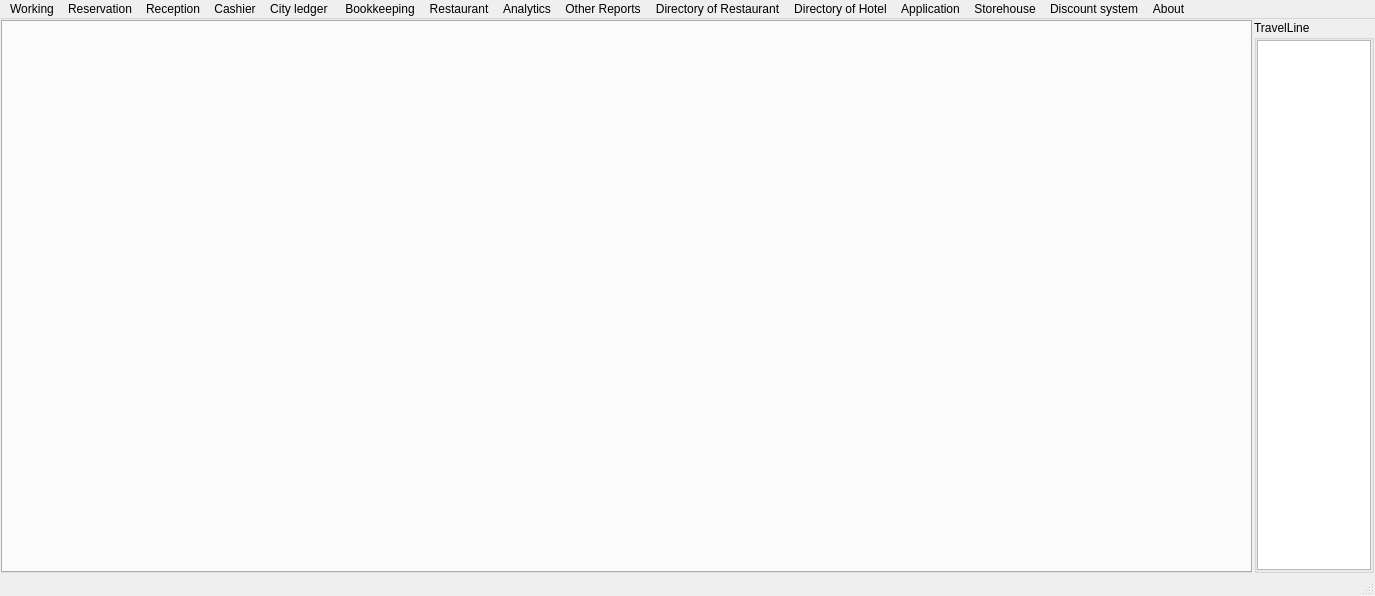
Qt form Resort/mainwindow.ui (End1-1/Resort) before a commit.
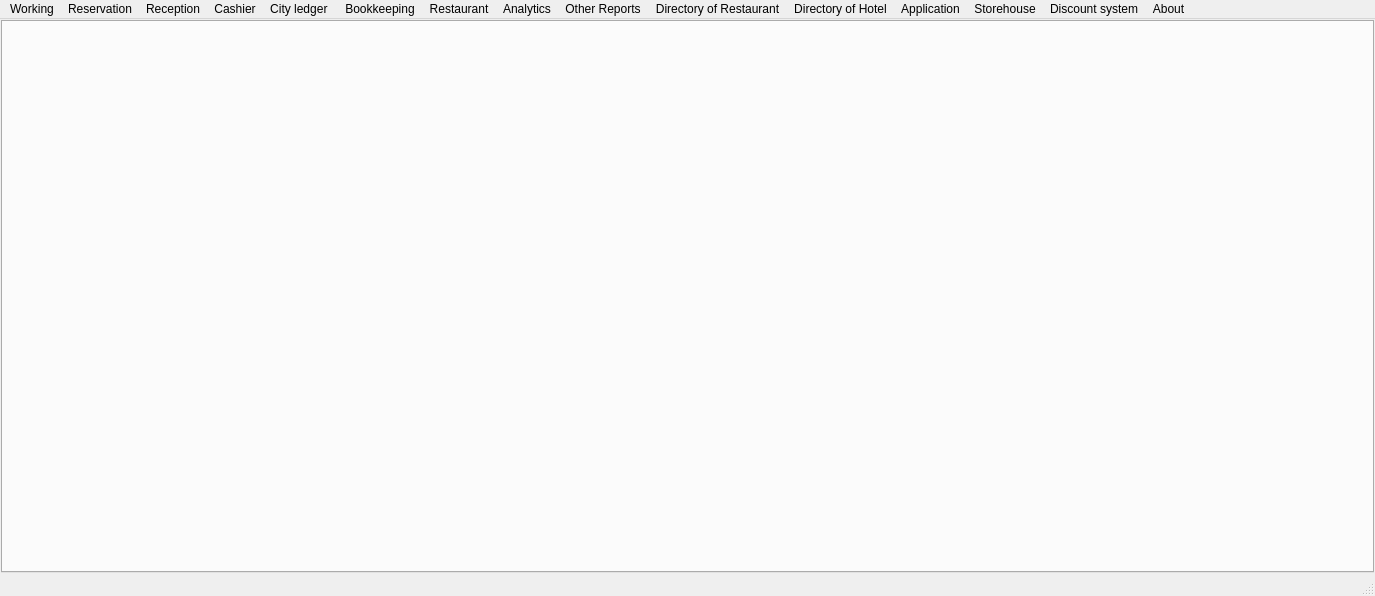
The same form after that commit. Icons and pictures are not drawn.

```diff
--- a/Resort/mainwindow.ui
+++ b/Resort/mainwindow.ui
@@ -55,45 +55,6 @@
       </property>
      </widget>
     </item>
-    <item>
-     <widget class="QGroupBox" name="grTravelLine">
-      <property name="minimumSize">
-       <size>
-        <width>120</width>
-        <height>0</height>
-       </size>
-      </property>
-      <property name="maximumSize">
-       <size>
-        <width>120</width>
-        <height>16777215</height>
-       </size>
-      </property>
-      <property name="title">
-       <string>TravelLine</string>
-      </property>
-      <layout class="QVBoxLayout" name="verticalLayout">
-       <property name="spacing">
-        <number>2</number>
-       </property>
-       <property name="leftMargin">
-        <number>0</number>
-       </property>
-       <property name="topMargin">
-        <number>0</number>
-       </property>
-       <property name="rightMargin">
-        <number>0</number>
-       </property>
-       <property name="bottomMargin">
-        <number>0</number>
-       </property>
-       <item>
-        <widget class="QListWidget" name="lstTravelLine"/>
-       </item>
-      </layout>
-     </widget>
-    </item>
    </layout>
   </widget>
   <widget class="QMenuBar" name="menuBar">
```
Left out of the diff: 10 changed lines with no effect on the pictures.
